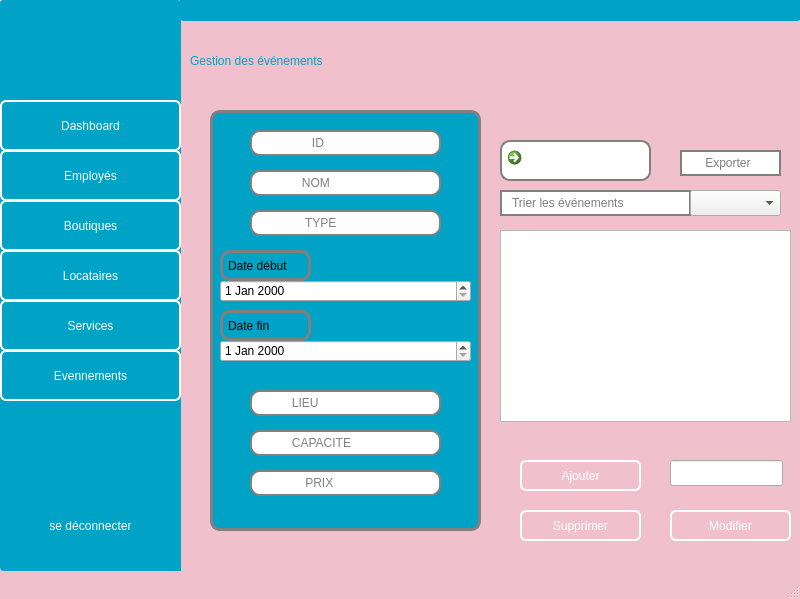
Before: the Qt Designer form GEvennement/gevennement.ui in Projetcpp-2A19/projetcpp-2a19-smart-shopping-center, drawn with Qt 5.
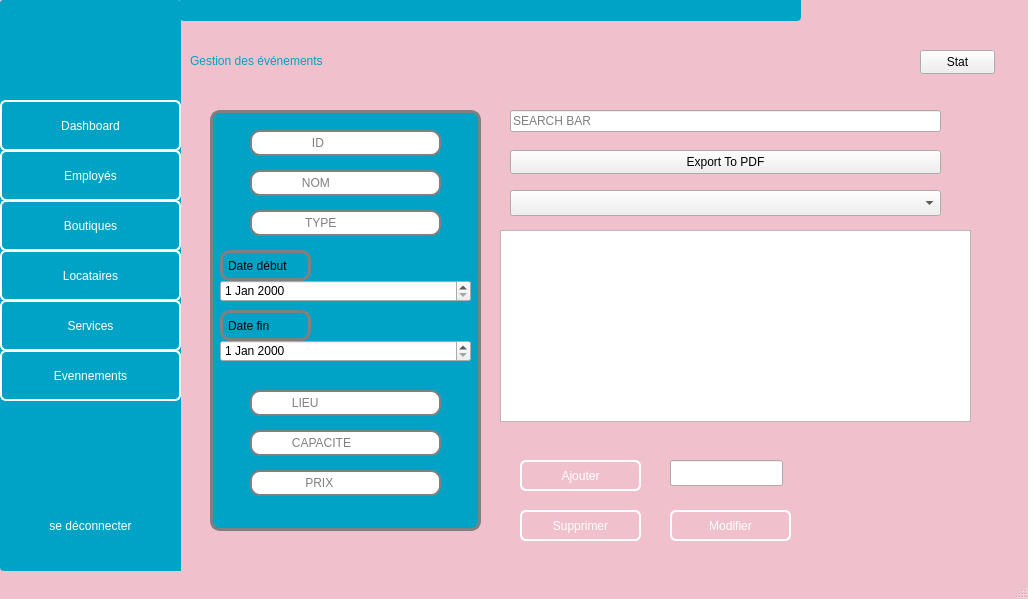
After: the same form once the commit is applied. Icons and pictures are not drawn.

```diff
--- a/GEvennement/gevennement.ui
+++ b/GEvennement/gevennement.ui
@@ -6,7 +6,7 @@
    <rect>
     <x>0</x>
     <y>0</y>
-    <width>800</width>
+    <width>1028</width>
     <height>599</height>
    </rect>
   </property>
@@ -371,7 +371,7 @@
      <rect>
       <x>500</x>
       <y>230</y>
-      <width>291</width>
+      <width>471</width>
       <height>192</height>
      </rect>
     </property>
@@ -381,64 +381,6 @@
 }</string>
     </property>
    </widget>
-   <widget class="QLineEdit" name="lineEdit">
-    <property name="enabled">
-     <bool>false</bool>
-    </property>
-    <property name="geometry">
-     <rect>
-      <x>500</x>
-      <y>190</y>
-      <width>191</width>
-      <height>26</height>
-     </rect>
-    </property>
-    <property name="styleSheet">
-     <string notr="true">QLineEdit {
-	font: 9pt &quot;Segoe UI&quot;;
-    border: 2px solid gray;
-    border-radius: 20px;
-    padding: 0 8px;
-    background: white;
-    selection-background-color: darkgray;
-}</string>
-    </property>
-    <property name="placeholderText">
-     <string>Trier les événements </string>
-    </property>
-   </widget>
-   <widget class="QComboBox" name="comboBox_tri">
-    <property name="geometry">
-     <rect>
-      <x>690</x>
-      <y>190</y>
-      <width>91</width>
-      <height>26</height>
-     </rect>
-    </property>
-   </widget>
-   <widget class="QCommandLinkButton" name="commandLinkButton">
-    <property name="geometry">
-     <rect>
-      <x>500</x>
-      <y>140</y>
-      <width>151</width>
-      <height>41</height>
-     </rect>
-    </property>
-    <property name="styleSheet">
-     <string notr="true">QCommandLinkButton {
-    border: 2px solid gray;
-    border-radius: 10px;
-    padding: 0 8px;
-    background: white;
-    selection-background-color: darkgray;
-}</string>
-    </property>
-    <property name="text">
-     <string/>
-    </property>
-   </widget>
    <widget class="QLabel" name="lbl_Image_Display">
     <property name="enabled">
      <bool>true</bool>
@@ -807,32 +749,6 @@
      </property>
     </widget>
    </widget>
-   <widget class="QLineEdit" name="lineEdit_exporter">
-    <property name="enabled">
-     <bool>false</bool>
-    </property>
-    <property name="geometry">
-     <rect>
-      <x>680</x>
-      <y>150</y>
-      <width>101</width>
-      <height>26</height>
-     </rect>
-    </property>
-    <property name="styleSheet">
-     <string notr="true">QLineEdit {
-	font: 9pt &quot;Segoe UI&quot;;
-    border: 2px solid gray;
-    border-radius: 20px;
-    padding: 0 8px;
-    background: white;
-    selection-background-color: darkgray;
-}</string>
-    </property>
-    <property name="placeholderText">
-     <string>    Exporter</string>
-    </property>
-   </widget>
    <widget class="QFrame" name="frame_3">
     <property name="geometry">
      <rect>
@@ -868,6 +784,61 @@
      </rect>
     </property>
    </widget>
+   <widget class="QComboBox" name="comboBox_tri">
+    <property name="geometry">
+     <rect>
+      <x>510</x>
+      <y>190</y>
+      <width>431</width>
+      <height>26</height>
+     </rect>
+    </property>
+    <property name="placeholderText">
+     <string>                                                                Filter</string>
+    </property>
+   </widget>
+   <widget class="QPushButton" name="pushButton_PDF">
+    <property name="geometry">
+     <rect>
+      <x>510</x>
+      <y>150</y>
+      <width>431</width>
+      <height>24</height>
+     </rect>
+    </property>
+    <property name="text">
+     <string>Export To PDF</string>
+    </property>
+   </widget>
+   <widget class="QLineEdit" name="searchBar">
+    <property name="geometry">
+     <rect>
+      <x>510</x>
+      <y>110</y>
+      <width>431</width>
+      <height>22</height>
+     </rect>
+    </property>
+    <property name="text">
+     <string/>
+    </property>
+    <property name="placeholderText">
+     <string>SEARCH BAR</string>
+    </property>
+   </widget>
+   <widget class="QPushButton" name="pushButton_Statistique">
+    <property name="geometry">
+     <rect>
+      <x>920</x>
+      <y>50</y>
+      <width>75</width>
+      <height>24</height>
+     </rect>
+    </property>
+    <property name="text">
+     <string>Stat</string>
+    </property>
+   </widget>
   </widget>
   <widget class="QMenuBar" name="menubar">
    <property name="geometry">
```
Left out of the diff: 4 changed lines with no effect on the pictures.
